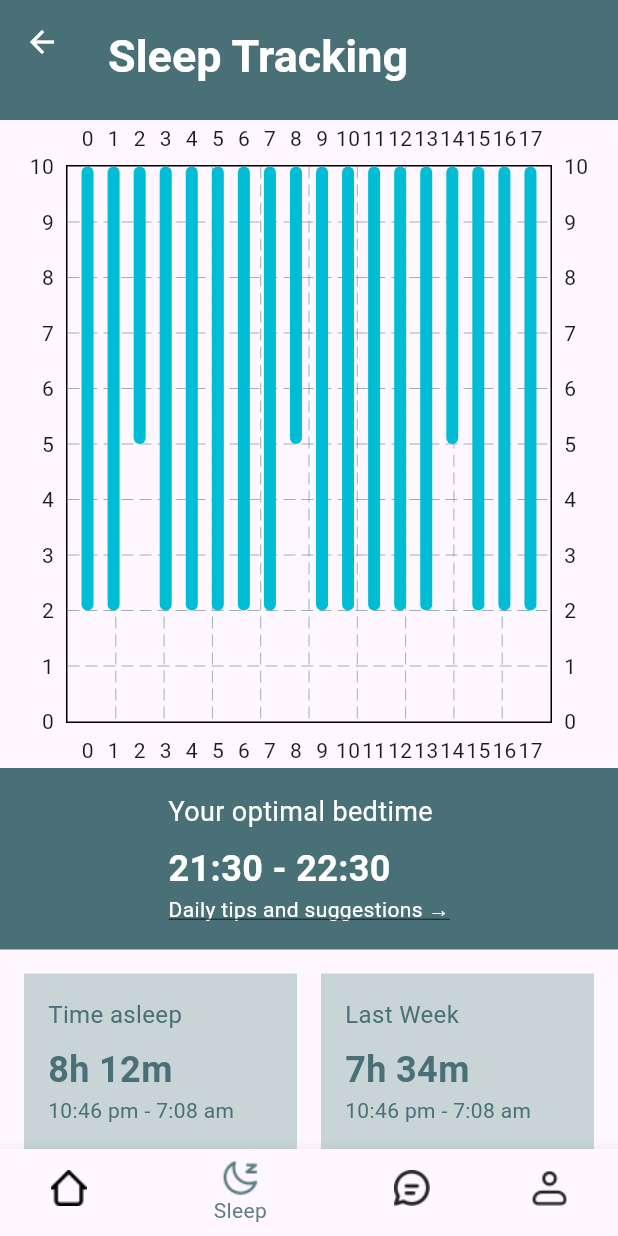
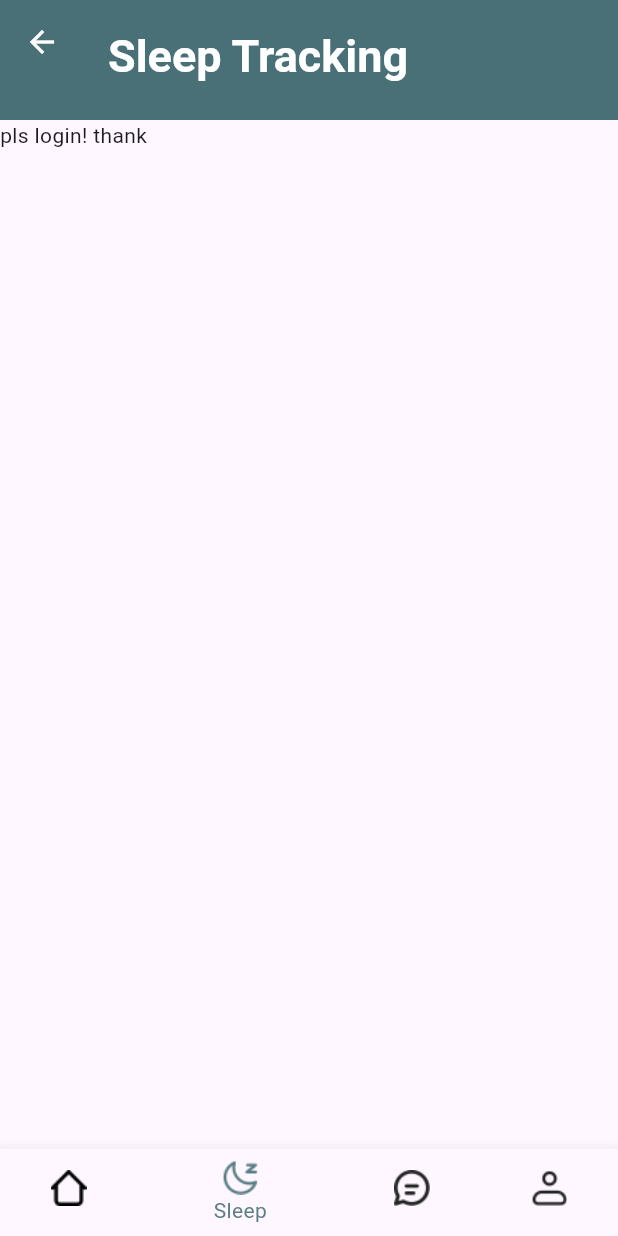
Before and after one commit to veskicha/MindfulStudent, a Flutter app: the SleepTrackingPage screen opened by its route, on a phone screen of 412 x 824 dp. Run offline on Flutter 3.47's test engine with Material 3 defaults, Android fonts, the phone set to English and light mode, and no system bars; drawn by our look-alikes of fl_chart; our stand-ins replace supabase_flutter, toastification; accounts and stored records are empty; network calls fail.

Commit message:
feat(sleep-tracking): Make sleep data page responsive to login status

```diff
--- a/MindfulStudent/lib/screens/home/sleep_tracking_screen.dart
+++ b/MindfulStudent/lib/screens/home/sleep_tracking_screen.dart
@@ -1,7 +1,9 @@
 import 'package:fl_chart/fl_chart.dart';
 import 'package:flutter/material.dart';
+import 'package:mindfulstudent/provider/sleep_tracking_provider.dart';
 import 'package:mindfulstudent/widgets/bottom_nav_bar.dart';
 import 'package:mindfulstudent/widgets/header_bar.dart';
+import 'package:provider/provider.dart';
 
 class SleepTrackingPage extends StatefulWidget {
   const SleepTrackingPage({super.key});
@@ -47,7 +49,27 @@ class SleepTrackingPageState extends State<SleepTrackingPage> {
         preferredSize: Size.fromHeight(80.0),
         child: HeaderBar('Sleep Tracking'),
       ),
-      body: Column(
+      body: Consumer<SleepDataProvider>(
+          builder: (context, sleepDataProvider, child) {
+        if (sleepDataProvider.sleepData == null) {
+          return buildLoginContent(context);
+        } else {
+          return buildDataContent(context);
+        }
+      }),
+      bottomNavigationBar: BottomNavBar(
+        selectedIndex: _selectedIndex,
+        onItemTapped: _onItemTapped,
+      ),
+    );
+  }
+
+  Widget buildLoginContent(BuildContext context) {
+    return const Text("pls login! thank");
+  }
+
+  Widget buildDataContent(BuildContext context) {
+    return Column(
       crossAxisAlignment: CrossAxisAlignment.start,
       children: [
         Expanded(
@@ -174,11 +196,6 @@ class SleepTrackingPageState extends State<SleepTrackingPage> {
           ),
         ),
       ],
-      ),
-      bottomNavigationBar: BottomNavBar(
-        selectedIndex: _selectedIndex,
-        onItemTapped: _onItemTapped,
-      ),
     );
   }
 }
```
Lines whose indentation alone changed are shown as unchanged.
